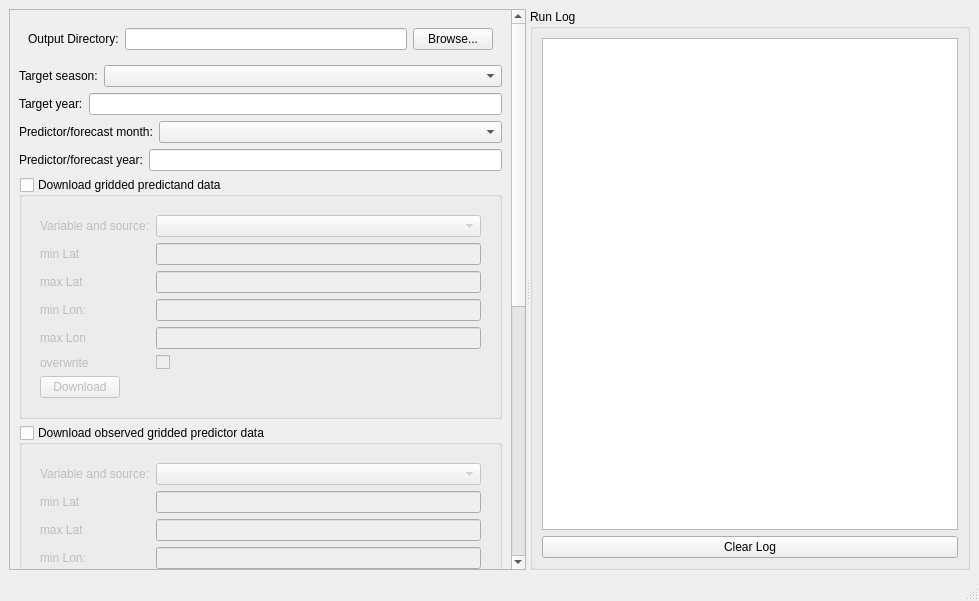
Old version of the form download.ui in the repository sadccsc/cft.
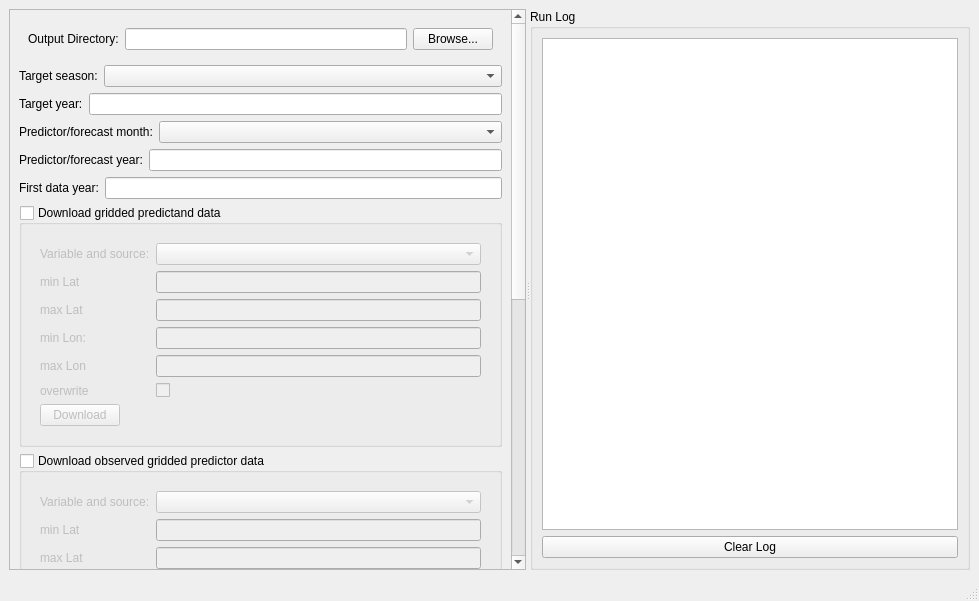
New version of the form. Icons and pictures are not drawn.

Commit message: revision of python env installation process and download module

What changed in the file:
```diff
--- a/download.ui
+++ b/download.ui
@@ -120,6 +120,20 @@
              </layout>
              </item>
 
+             <item>
+             <layout class="QFormLayout" name="formLayout1">
+              <item row="1" column="0">
+               <widget class="QLabel" name="label_firstyear">
+                <property name="text">
+                 <string>First data year:</string>
+                </property>
+               </widget>
+              </item>
+              <item row="1" column="1">
+               <widget class="QLineEdit" name="lineEdit_firstyear"/>
+              </item>
+             </layout>
+             </item>
 
 
          <item>
```
Left out of the diff: 6 changed lines with no effect on the pictures. The commit also changes 15 other files.
